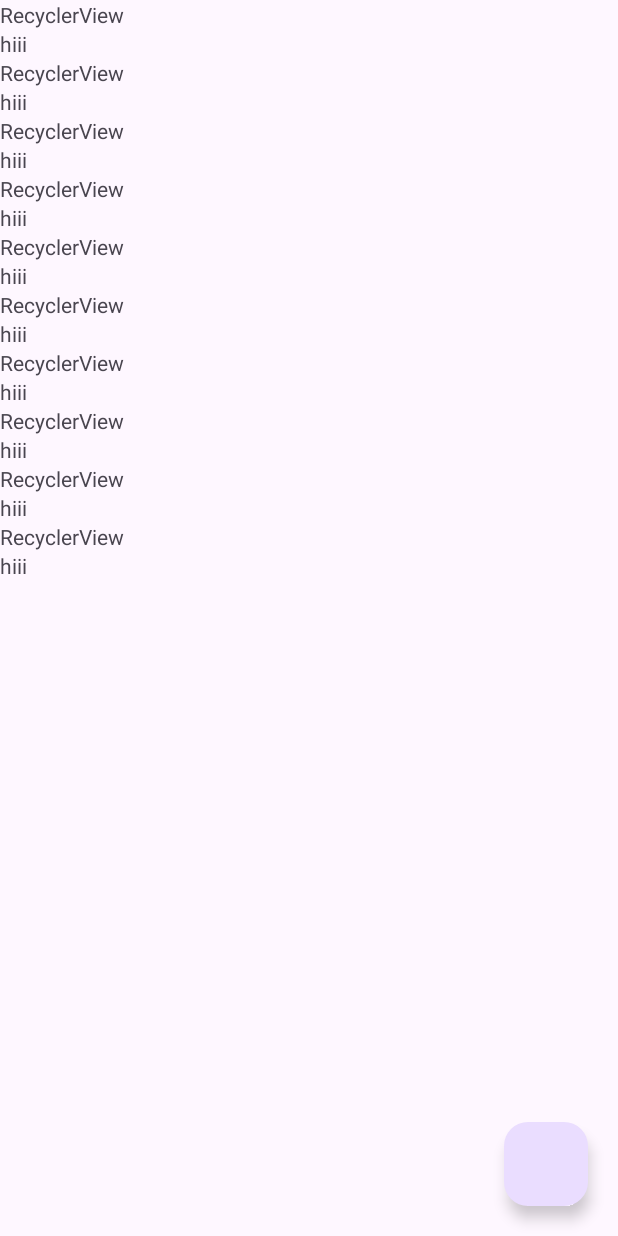
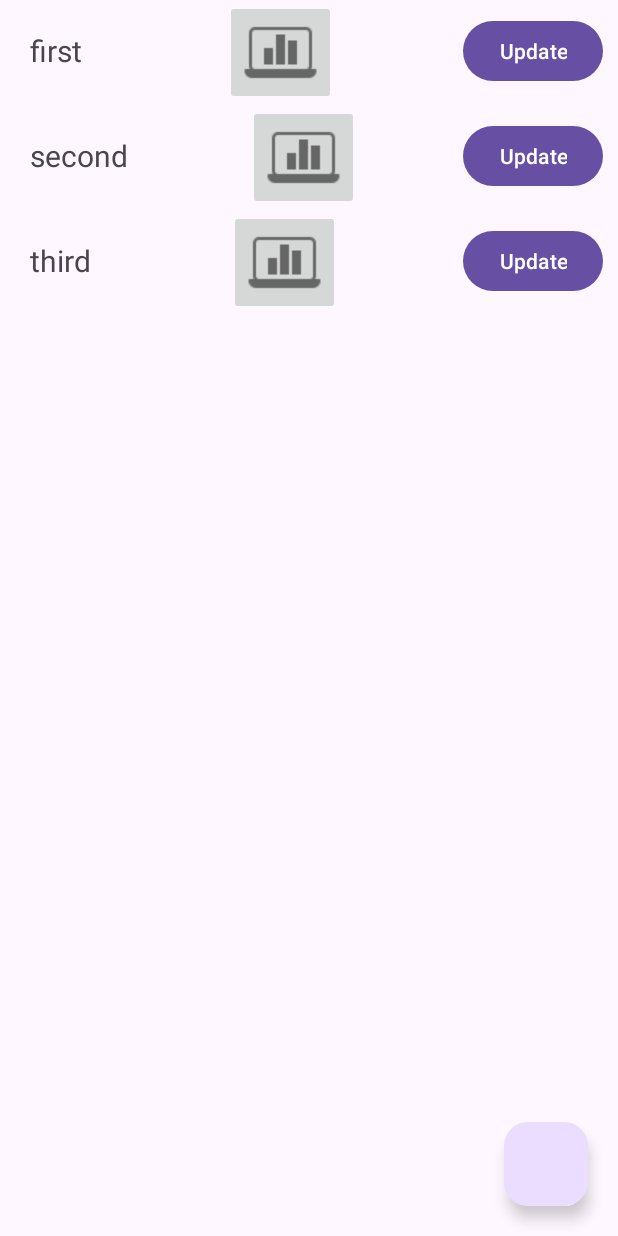
Before and after one commit to Chaitnya-Ghai/RecyclerView, an Android app: the screen it shows after launch (MainActivity), on a phone screen of 412 x 824 dp. Run offline under Robolectric (Android 15) with nearby library versions, the phone set to English and light mode, and no system bars.

Commit message:
recycler View with String
implement Crud ,  recycler View basics

```diff
--- a/app/src/main/java/cg/tutorials/recyclerview/RecyclerAdapter.kt
+++ b/app/src/main/java/cg/tutorials/recyclerview/RecyclerAdapter.kt
@@ -4,12 +4,18 @@ import android.util.Log
 import android.view.LayoutInflater
 import android.view.View
 import android.view.ViewGroup
+import android.widget.Button
+import android.widget.ImageButton
+import android.widget.TextView
 import androidx.recyclerview.widget.RecyclerView
 
-class RecyclerAdapter(private var data: Int) : RecyclerView.Adapter<RecyclerAdapter.ViewHolder>() {
+class RecyclerAdapter(var array: ArrayList<String>, val recyclerInterface: RecyclerInterface) : RecyclerView.Adapter<RecyclerAdapter.ViewHolder>() {
     private val TAG = "RecyclerAdapter"
 
     class ViewHolder(view: View) : RecyclerView.ViewHolder(view) {
+        var tvNo : TextView = view.findViewById(R.id.tvFirst)
+        var icon : ImageButton = view.findViewById(R.id.icon)
+        var btn : Button = view.findViewById(R.id.btn)
     }
 
     override fun onCreateViewHolder(parent: ViewGroup, viewType: Int): ViewHolder {
@@ -18,16 +24,17 @@ class RecyclerAdapter(private var data: Int) : RecyclerView.Adapter<RecyclerAdap
     }
 
     override fun getItemCount(): Int {
-        Log.d(TAG, "getItemCount: $data")
-        return data
+        Log.d(TAG, "getItemCount: $")
+        return array.size
     }
 
     override fun onBindViewHolder(holder: ViewHolder, position: Int) {
-    }
-
-    // Method to update data
-    fun updateData(newData: Int) {
-        data = newData
-        notifyDataSetChanged() // Notify the adapter that the data has changed
+        holder.tvNo.text =(array[position])
+        holder.icon.setOnClickListener{
+            recyclerInterface.delete(position)
+        }
+        holder.btn.setOnClickListener {
+            recyclerInterface.update(position,holder.tvNo)
+        }
     }
 }
--- /dev/null
+++ b/app/src/main/java/cg/tutorials/recyclerview/RecyclerInterface.kt
@@ -0,0 +1,8 @@
+package cg.tutorials.recyclerview
+
+import android.widget.TextView
+
+interface RecyclerInterface {
+    fun update(position:Int,view: TextView)
+    fun delete(position: Int)
+}
--- a/app/src/main/res/layout/activity_main.xml
+++ b/app/src/main/res/layout/activity_main.xml
@@ -8,8 +8,8 @@
     tools:context=".MainActivity">
 
     <androidx.recyclerview.widget.RecyclerView
-        android:layout_width="wrap_content"
-        android:layout_height="wrap_content"
+        android:layout_width="match_parent"
+        android:layout_height="match_parent"
         android:id="@+id/recyclerView"
         app:layout_constraintStart_toStartOf="parent"
         app:layout_constraintTop_toTopOf="parent" />
--- a/app/src/main/res/layout/recycler_item.xml
+++ b/app/src/main/res/layout/recycler_item.xml
@@ -9,13 +9,32 @@
         android:layout_height="wrap_content"
         android:text="@string/app_name"
         android:id="@+id/tvFirst"
+        android:textSize="@dimen/_20sp"
+        android:layout_margin="20dp"
+        app:layout_constraintHorizontal_chainStyle="spread_inside"
         app:layout_constraintTop_toTopOf="@+id/constraintMain"
-        app:layout_constraintStart_toStartOf="@+id/constraintMain"/>
-    <TextView
+        app:layout_constraintStart_toStartOf="@+id/constraintMain"
+        app:layout_constraintEnd_toStartOf="@+id/icon"
+        />
+    <ImageButton
         android:layout_width="wrap_content"
         android:layout_height="wrap_content"
-        android:text="@string/Hii"
-        app:layout_constraintTop_toBottomOf="@+id/tvFirst"
-        app:layout_constraintStart_toStartOf="@+id/constraintMain"/>
+        android:src="@drawable/ic_icon"
+        android:clickable="true"
+        android:id="@+id/icon"
+        app:layout_constraintStart_toEndOf="@+id/tvFirst"
+        app:layout_constraintEnd_toStartOf="@+id/btn"
+        app:layout_constraintTop_toTopOf="@+id/constraintMain"
+        />
+    <Button
+        android:layout_width="wrap_content"
+        android:layout_height="wrap_content"
+        android:id="@+id/btn"
+        android:layout_margin="10dp"
+        android:text="@string/update"
+        app:layout_constraintEnd_toEndOf="@+id/constraintMain"
+        app:layout_constraintStart_toEndOf="@+id/icon"
+        app:layout_constraintTop_toTopOf="@+id/constraintMain"
+        />
 
 </androidx.constraintlayout.widget.ConstraintLayout>
--- /dev/null
+++ b/app/src/main/res/values/dimens.xml
@@ -0,0 +1,5 @@
+<?xml version="1.0" encoding="utf-8"?>
+<resources>
+    <dimen name="_20sp">20sp</dimen>
+    <dimen name="_24sp">24sp</dimen>
+</resources>
--- a/app/src/main/res/values/strings.xml
+++ b/app/src/main/res/values/strings.xml
@@ -1,4 +1,6 @@
 <resources>
     <string name="app_name">RecyclerView</string>
     <string name="Hii">hiii</string>
+    <string name="update">Update</string>
+    <string name="ok">Ok</string>
 </resources>
```
Also changed, not shown: app/src/main/java/cg/tutorials/recyclerview/MainActivity.kt (+51 -13 lines), app/src/main/res/layout/custom_dialog.xml (added, +29 -0 lines), app/src/main/res/drawable/ic_icon.png (added).
